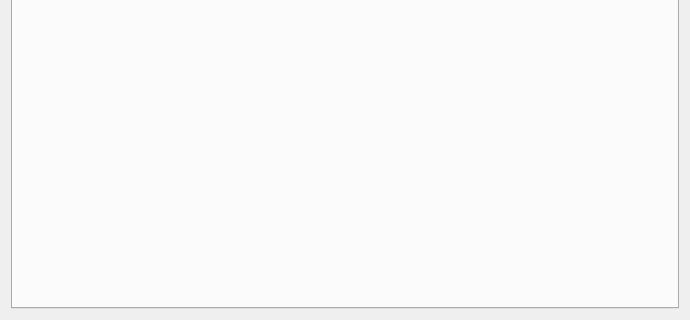
The window that dbmanager.ui (theme/MangaLib) describes before a commit, drawn with Qt 5; both pictures show x 0 to 690 and y 147 to 467 of the 690 by 467 pixel window.
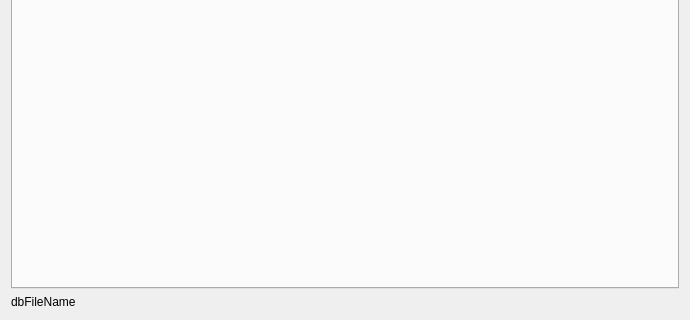
The same window after the commit.

What changed in the file:
```diff
--- a/dbmanager.ui
+++ b/dbmanager.ui
@@ -21,6 +21,13 @@
      </property>
     </widget>
    </item>
+   <item row="1" column="0">
+    <widget class="QLabel" name="dbFileName">
+     <property name="text">
+      <string>dbFileName</string>
+     </property>
+    </widget>
+   </item>
   </layout>
  </widget>
  <resources/>
```
